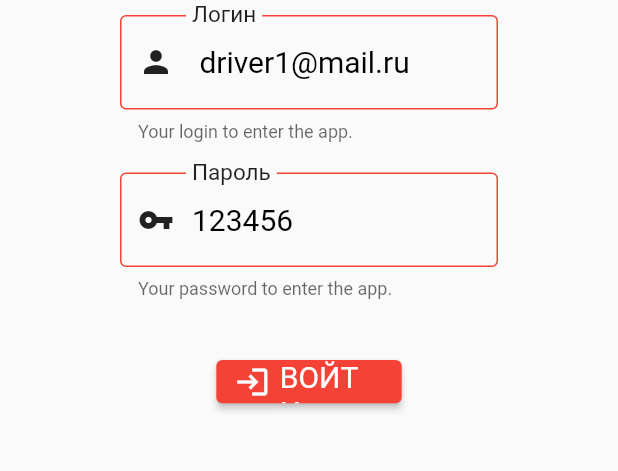
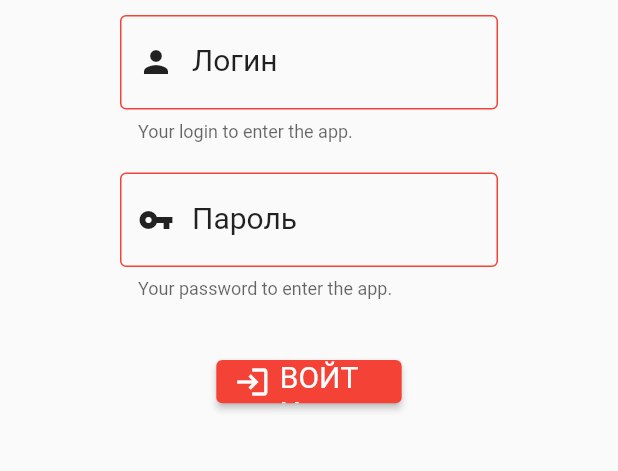
Before and after one commit to IamTheGreatThanos/boszhan_delivery_app, a Flutter app: the LoginPage screen opened directly, on a phone screen of 412 x 824 dp, the part 527-998 px from its top. Run offline on Flutter 3.47's test engine with Material 2 defaults, Android fonts, the phone set to English and light mode, and no system bars; our stand-ins replace connectivity, firebase_core, firebase_messaging, flutter_local_notifications, google_maps_flutter, shared_preferences; missing offline and left inert: esc_pos_bluetooth, esc_pos_utils, flutter_bluetooth_basic, windows1251; accounts and stored records are empty; network calls fail.

```diff
--- a/lib/views/authorizationPage/authorization_page.dart
+++ b/lib/views/authorizationPage/authorization_page.dart
@@ -23,8 +23,8 @@ class _LoginPageState extends State<LoginPage> {
 
   @override
   void initState() {
-    emailController.text = 'driver1@mail.ru';
-    passwordController.text = '123456';
+    // emailController.text = 'driver1@mail.ru';
+    // passwordController.text = '123456';
 
     getFCMToken();
 
```
